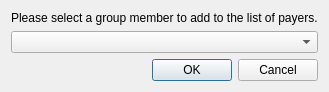
The window that BillsSplitter/AddPayerDialog.ui (gilberhb/BillsSplitter) describes before a commit, drawn with Qt 5.
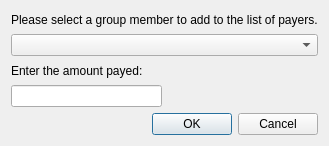
The same window after the commit.

What changed in the file:
```diff
--- a/BillsSplitter/AddPayerDialog.ui
+++ b/BillsSplitter/AddPayerDialog.ui
@@ -7,24 +7,47 @@
     <x>0</x>
     <y>0</y>
     <width>296</width>
-    <height>86</height>
+    <height>146</height>
    </rect>
   </property>
   <property name="windowTitle">
    <string>Dialog</string>
   </property>
   <layout class="QGridLayout" name="gridLayout">
-   <item row="0" column="0">
+   <item row="0" column="0" colspan="2">
     <widget class="QLabel" name="label">
      <property name="text">
       <string>Please select a group member to add to the list of payers.</string>
      </property>
     </widget>
    </item>
-   <item row="1" column="0">
+   <item row="1" column="0" colspan="2">
     <widget class="QComboBox" name="comboBox"/>
    </item>
-   <item row="2" column="0">
+   <item row="2" column="0" colspan="2">
+    <widget class="QLabel" name="label_2">
+     <property name="text">
+      <string>Enter the amount payed:</string>
+     </property>
+    </widget>
+   </item>
+   <item row="3" column="0">
+    <widget class="QLineEdit" name="lineEdit"/>
+   </item>
+   <item row="3" column="1">
+    <spacer name="horizontalSpacer">
+     <property name="orientation">
+      <enum>Qt::Horizontal</enum>
+     </property>
+     <property name="sizeHint" stdset="0">
+      <size>
+       <width>133</width>
+       <height>20</height>
+      </size>
+     </property>
+    </spacer>
+   </item>
+   <item row="4" column="0" colspan="2">
     <widget class="QDialogButtonBox" name="buttonBox">
      <property name="orientation">
       <enum>Qt::Horizontal</enum>
```
